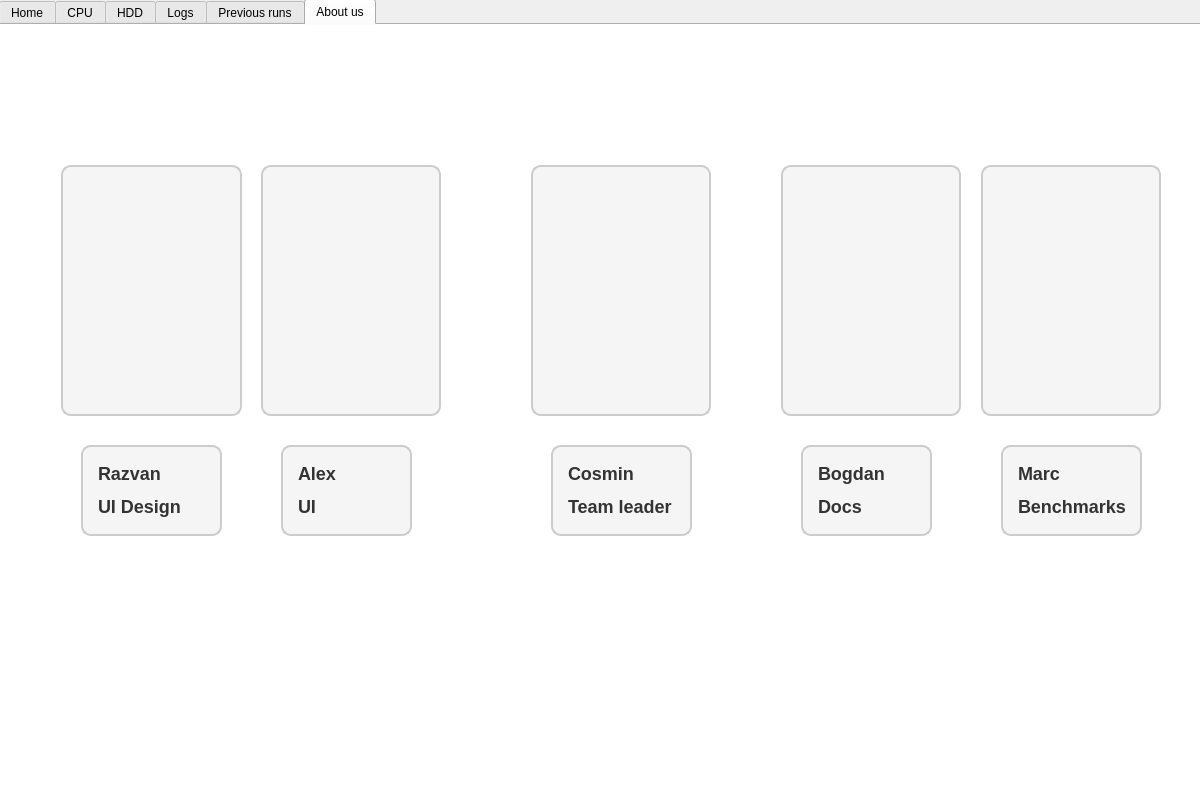
This is mainwindow.ui in Monke-CO/MonkeyWrench as Qt 5 draws it before an edit. The edited form follows.
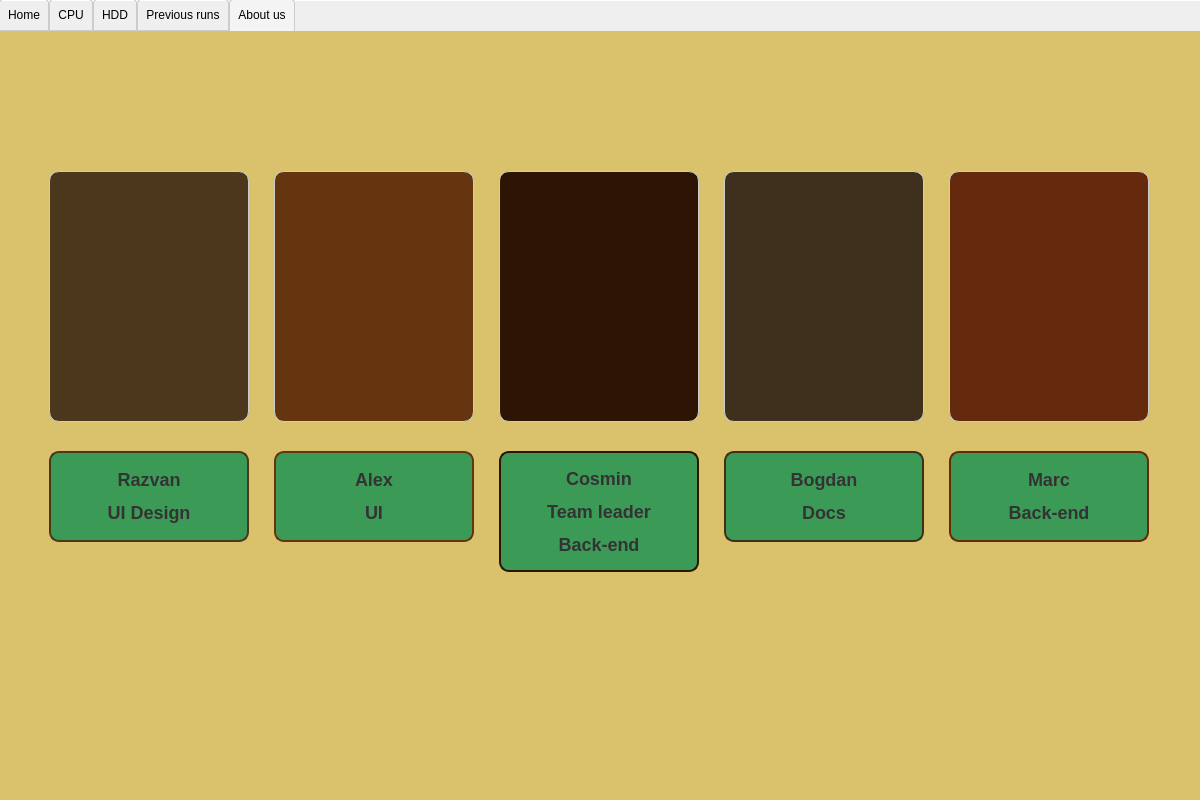
This is the edited form. The open tabs and pages were chosen to show the change. Icons and pictures are not drawn.

Patch:
```diff
--- a/mainwindow.ui
+++ b/mainwindow.ui
@@ -32,7 +32,7 @@
    <string>MainWindow</string>
   </property>
   <property name="styleSheet">
-   <string notr="true"/>
+   <string notr="true">QMainWindow::titleBar { background-color: #FF0000; }</string>
   </property>
   <property name="documentMode">
    <bool>true</bool>
@@ -56,12 +56,15 @@
      <height>800</height>
     </size>
    </property>
+   <property name="styleSheet">
+    <string notr="true"/>
+   </property>
    <widget class="QWidget" name="horizontalLayoutWidget">
     <property name="geometry">
      <rect>
       <x>-1</x>
       <y>-1</y>
-      <width>1209</width>
+      <width>1245</width>
       <height>821</height>
      </rect>
     </property>
@@ -74,14 +77,38 @@
        <property name="styleSheet">
         <string notr="true">QTabWidget {
 	background-color: #F2F4F8;
-}</string>
+}
+
+QTabWidget::pane { border: none; }
+
+QTabBar { 
+	background-image: url(:/resources/banana_banner.png); 
+	background-position: top left;
+	background-repeat: no-repeat;
+	background-origin: content;
+ }
+
+QTabBar::tab { 
+	background-color: transparent; 
+	
+}
+QTabBar::tab {
+	background-color: transparent; 
+	border: 1px solid #CCCCCC; 
+	border-top-left-radius: 4px; 
+	border-top-right-radius: 4px;
+	padding: 8px; 
+}
+        QTabBar::tab:selected { background-color: rgba(255, 255, 255, 0.3); border-bottom-color: rgba(255, 255, 255, 0.3); }
+        QTabBar::tab:hover { background-color: rgba(229, 229, 229, 0.3); border-bottom-color: rgba(229, 229, 229, 0.3); }
+</string>
        </property>
        <property name="currentIndex">
         <number>5</number>
        </property>
        <property name="iconSize">
         <size>
-         <width>135</width>
+         <width>166</width>
          <height>40</height>
         </size>
        </property>
@@ -89,7 +116,7 @@
         <bool>false</bool>
        </property>
        <property name="documentMode">
-        <bool>false</bool>
+        <bool>true</bool>
        </property>
        <widget class="QWidget" name="homeTab">
         <attribute name="icon">
@@ -498,16 +525,7 @@
           <enum>QFrame::Raised</enum>
          </property>
         </widget>
-       </widget>
-       <widget class="QWidget" name="logsTab">
-        <attribute name="icon">
-         <iconset resource="resources.qrc">
-          <normaloff>:/resources/log.png</normaloff>:/resources/log.png</iconset>
-        </attribute>
-        <attribute name="title">
-         <string>Logs</string>
-        </attribute>
-        <widget class="QTextBrowser" name="textBrowser">
+        <widget class="QLabel" name="hddGifLabel">
          <property name="geometry">
           <rect>
            <x>100</x>
@@ -541,6 +559,17 @@
         </attribute>
        </widget>
        <widget class="QWidget" name="aboutTab">
+        <property name="autoFillBackground">
+         <bool>false</bool>
+        </property>
+        <property name="styleSheet">
+         <string notr="true">#aboutTab{
+background-image: url(:/resources/BananaBackground.png);
+	background-color: #DAC16C;
+	background-repeat: no-repeat; 
+	background-position: center; 
+}</string>
+        </property>
         <attribute name="icon">
          <iconset resource="resources.qrc">
           <normaloff>:/resources/people.png</normaloff>:/resources/people.png</iconset>
@@ -551,9 +580,9 @@
         <widget class="QLabel" name="label">
          <property name="geometry">
           <rect>
-           <x>60</x>
+           <x>50</x>
            <y>140</y>
-           <width>181</width>
+           <width>200</width>
            <height>251</height>
           </rect>
          </property>
@@ -562,10 +591,10 @@
     font-size: 18px;
     font-weight: bold;
     color: #333333;
-    background-color: #F5F5F5;
-    border: 2px solid #CCCCCC;
+    background-color: #4B371C;
+    border: 1px solid #CCCCCC;
     border-radius: 10px;
-    padding: 10px;
+    padding: 6px;
 }
 </string>
          </property>
@@ -582,9 +611,9 @@
         <widget class="QLabel" name="label_2">
          <property name="geometry">
           <rect>
-           <x>260</x>
+           <x>275</x>
            <y>140</y>
-           <width>180</width>
+           <width>200</width>
            <height>251</height>
           </rect>
          </property>
@@ -593,10 +622,10 @@
     font-size: 18px;
     font-weight: bold;
     color: #333333;
-    background-color: #F5F5F5;
-    border: 2px solid #CCCCCC;
+    background-color: #65350F;
+    border: 1px solid #CCCCCC;
     border-radius: 10px;
-    padding: 10px;
+    padding: 6px;
 }
 </string>
          </property>
@@ -613,9 +642,9 @@
         <widget class="QLabel" name="label_3">
          <property name="geometry">
           <rect>
-           <x>530</x>
+           <x>500</x>
            <y>140</y>
-           <width>180</width>
+           <width>200</width>
            <height>251</height>
           </rect>
          </property>
@@ -624,10 +653,10 @@
     font-size: 18px;
     font-weight: bold;
     color: #333333;
-    background-color: #F5F5F5;
-    border: 2px solid #CCCCCC;
+    background-color: #2E1503;
+    border: 1px solid #CCCCCC;
     border-radius: 10px;
-    padding: 10px;
+    padding: 6px;
 }
 </string>
          </property>
@@ -644,9 +673,9 @@
         <widget class="QLabel" name="label_4">
          <property name="geometry">
           <rect>
-           <x>780</x>
+           <x>725</x>
            <y>140</y>
-           <width>180</width>
+           <width>200</width>
            <height>251</height>
           </rect>
          </property>
@@ -655,10 +684,10 @@
     font-size: 18px;
     font-weight: bold;
     color: #333333;
-    background-color: #F5F5F5;
-    border: 2px solid #CCCCCC;
+    background-color: #3F301D;
+    border: 1px solid #CCCCCC;
     border-radius: 10px;
-    padding: 10px;
+    padding: 6px;
 }
 </string>
          </property>
@@ -675,9 +704,9 @@
         <widget class="QLabel" name="label_5">
          <property name="geometry">
           <rect>
-           <x>980</x>
+           <x>950</x>
            <y>140</y>
-           <width>180</width>
+           <width>200</width>
            <height>251</height>
           </rect>
          </property>
@@ -686,10 +715,10 @@
     font-size: 18px;
     font-weight: bold;
     color: #333333;
-    background-color: #F5F5F5;
-    border: 2px solid #CCCCCC;
+    background-color: #652A0E;
+    border: 1px solid #CCCCCC;
     border-radius: 10px;
-    padding: 10px;
+    padding: 6px;
 }
 </string>
          </property>
@@ -706,9 +735,9 @@
         <widget class="QLabel" name="label_7">
          <property name="geometry">
           <rect>
-           <x>80</x>
+           <x>50</x>
            <y>420</y>
-           <width>141</width>
+           <width>200</width>
            <height>91</height>
           </rect>
          </property>
@@ -717,8 +746,8 @@
     font-size: 18px;
     font-weight: bold;
     color: #333333;
-    background-color: #F5F5F5;
-    border: 2px solid #CCCCCC;
+    background-color: #3C9A57;
+    border: 2px solid #4B371C;
     border-radius: 10px;
     padding: 10px;
 }
@@ -727,13 +756,16 @@
          <property name="text">
           <string>&lt;html&gt;&lt;head/&gt;&lt;body&gt;&lt;p&gt;Razvan&lt;/p&gt;&lt;p&gt;UI Design&lt;/p&gt;&lt;/body&gt;&lt;/html&gt;</string>
          </property>
+         <property name="alignment">
+          <set>Qt::AlignCenter</set>
+         </property>
         </widget>
         <widget class="QLabel" name="label_8">
          <property name="geometry">
           <rect>
-           <x>280</x>
+           <x>275</x>
            <y>420</y>
-           <width>131</width>
+           <width>200</width>
            <height>91</height>
           </rect>
          </property>
@@ -742,8 +774,8 @@
     font-size: 18px;
     font-weight: bold;
     color: #333333;
-    background-color: #F5F5F5;
-    border: 2px solid #CCCCCC;
+    background-color: #3C9A57;
+    border: 2px solid #65350F;
     border-radius: 10px;
     padding: 10px;
 }
@@ -752,14 +784,17 @@
          <property name="text">
           <string>&lt;html&gt;&lt;head/&gt;&lt;body&gt;&lt;p&gt;Alex&lt;/p&gt;&lt;p&gt;UI&lt;/p&gt;&lt;/body&gt;&lt;/html&gt;</string>
          </property>
+         <property name="alignment">
+          <set>Qt::AlignCenter</set>
+         </property>
         </widget>
         <widget class="QLabel" name="label_9">
          <property name="geometry">
           <rect>
-           <x>550</x>
+           <x>500</x>
            <y>420</y>
-           <width>141</width>
-           <height>91</height>
+           <width>200</width>
+           <height>121</height>
           </rect>
          </property>
          <property name="styleSheet">
@@ -767,23 +802,26 @@
     font-size: 18px;
     font-weight: bold;
     color: #333333;
-    background-color: #F5F5F5;
-    border: 2px solid #CCCCCC;
+    background-color: #3C9A57;
+    border: 2px solid #2E1503;
     border-radius: 10px;
     padding: 10px;
 }
 </string>
          </property>
          <property name="text">
-          <string>&lt;html&gt;&lt;head/&gt;&lt;body&gt;&lt;p&gt;Cosmin&lt;/p&gt;&lt;p&gt;Team leader&lt;/p&gt;&lt;/body&gt;&lt;/html&gt;</string>
+          <string>&lt;html&gt;&lt;head/&gt;&lt;body&gt;&lt;p&gt;Cosmin&lt;/p&gt;&lt;p&gt;Team leader&lt;/p&gt;&lt;p&gt;Back-end&lt;/p&gt;&lt;/body&gt;&lt;/html&gt;</string>
+         </property>
+         <property name="alignment">
+          <set>Qt::AlignCenter</set>
          </property>
         </widget>
         <widget class="QLabel" name="label_10">
          <property name="geometry">
           <rect>
-           <x>800</x>
+           <x>725</x>
            <y>420</y>
-           <width>131</width>
+           <width>200</width>
            <height>91</height>
           </rect>
          </property>
@@ -792,8 +830,8 @@
     font-size: 18px;
     font-weight: bold;
     color: #333333;
-    background-color: #F5F5F5;
-    border: 2px solid #CCCCCC;
+    background-color: #3C9A57;
+    border: 2px solid #3F301D;
     border-radius: 10px;
     padding: 10px;
 }
@@ -802,13 +840,16 @@
          <property name="text">
           <string>&lt;html&gt;&lt;head/&gt;&lt;body&gt;&lt;p&gt;Bogdan&lt;/p&gt;&lt;p&gt;Docs&lt;/p&gt;&lt;/body&gt;&lt;/html&gt;</string>
          </property>
+         <property name="alignment">
+          <set>Qt::AlignCenter</set>
+         </property>
         </widget>
         <widget class="QLabel" name="label_11">
          <property name="geometry">
           <rect>
-           <x>1000</x>
+           <x>950</x>
            <y>420</y>
-           <width>141</width>
+           <width>200</width>
            <height>91</height>
           </rect>
          </property>
@@ -817,15 +858,18 @@
     font-size: 18px;
     font-weight: bold;
     color: #333333;
-    background-color: #F5F5F5;
-    border: 2px solid #CCCCCC;
+    background-color: #3C9A57;
+    border: 2px solid #652A0E;
     border-radius: 10px;
     padding: 10px;
 }
 </string>
          </property>
          <property name="text">
-          <string>&lt;html&gt;&lt;head/&gt;&lt;body&gt;&lt;p&gt;Marc&lt;/p&gt;&lt;p&gt;Benchmarks&lt;/p&gt;&lt;/body&gt;&lt;/html&gt;</string>
+          <string>&lt;html&gt;&lt;head/&gt;&lt;body&gt;&lt;p&gt;Marc&lt;/p&gt;&lt;p&gt;Back-end&lt;/p&gt;&lt;/body&gt;&lt;/html&gt;</string>
+         </property>
+         <property name="alignment">
+          <set>Qt::AlignCenter</set>
          </property>
         </widget>
        </widget>
```
Left out of the diff: 173 changed lines with no effect on the pictures.
